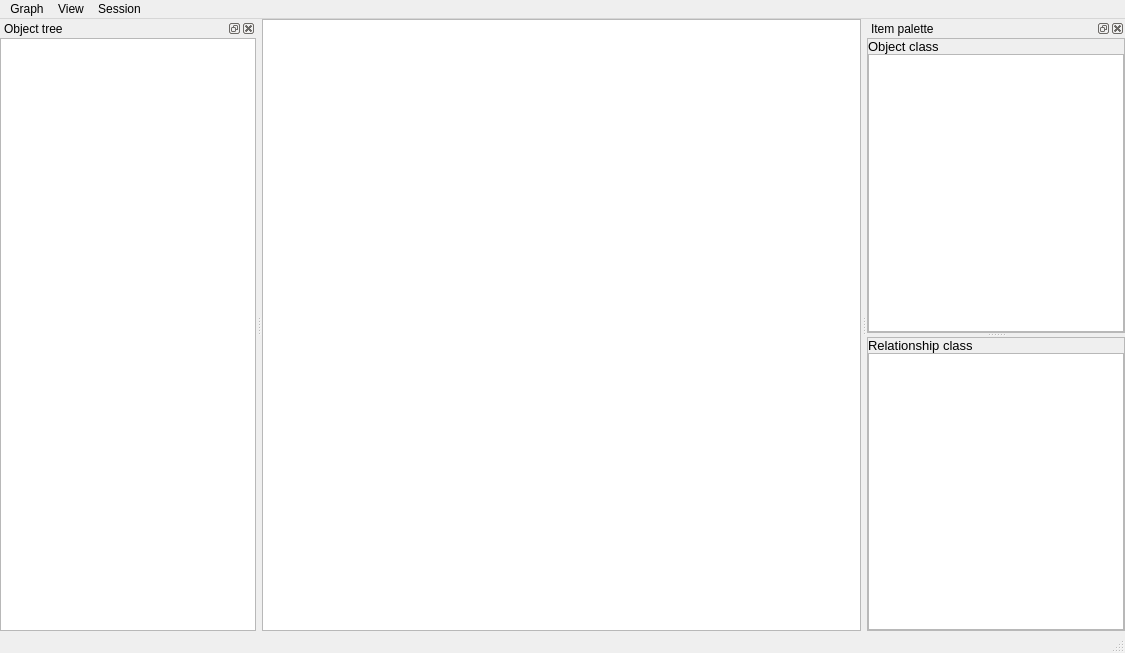
Old version of the form spinetoolbox/ui/graph_view_form.ui in the repository spine-tools/Spine-Toolbox.
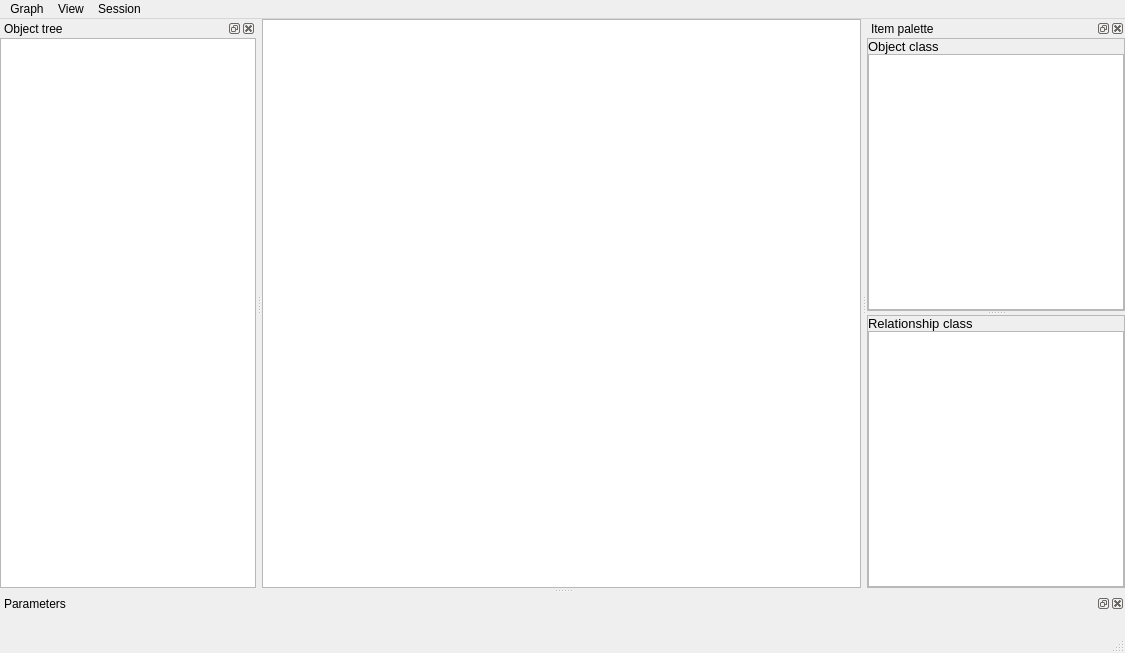
New version of the form. Icons and pictures are not drawn. Custom widgets are drawn as their Qt base class.

Commit message: Merge branch dev onto issue#46_graph_view

```diff
--- a/spinetoolbox/ui/graph_view_form.ui
+++ b/spinetoolbox/ui/graph_view_form.ui
@@ -389,6 +389,21 @@
     </layout>
    </widget>
   </widget>
+  <widget class="QDockWidget" name="dockWidget_parameters">
+   <property name="windowTitle">
+    <string>Parameters</string>
+   </property>
+   <attribute name="dockWidgetArea">
+    <number>8</number>
+   </attribute>
+   <widget class="QWidget" name="dockWidgetContents_3">
+    <layout class="QVBoxLayout" name="verticalLayout_6">
+     <item>
+      <layout class="QHBoxLayout" name="horizontalLayout_parameters"/>
+     </item>
+    </layout>
+   </widget>
+  </widget>
   <action name="actionBuild">
    <property name="text">
     <string>Rebuild</string>
```
The commit also changes 7 other files.
